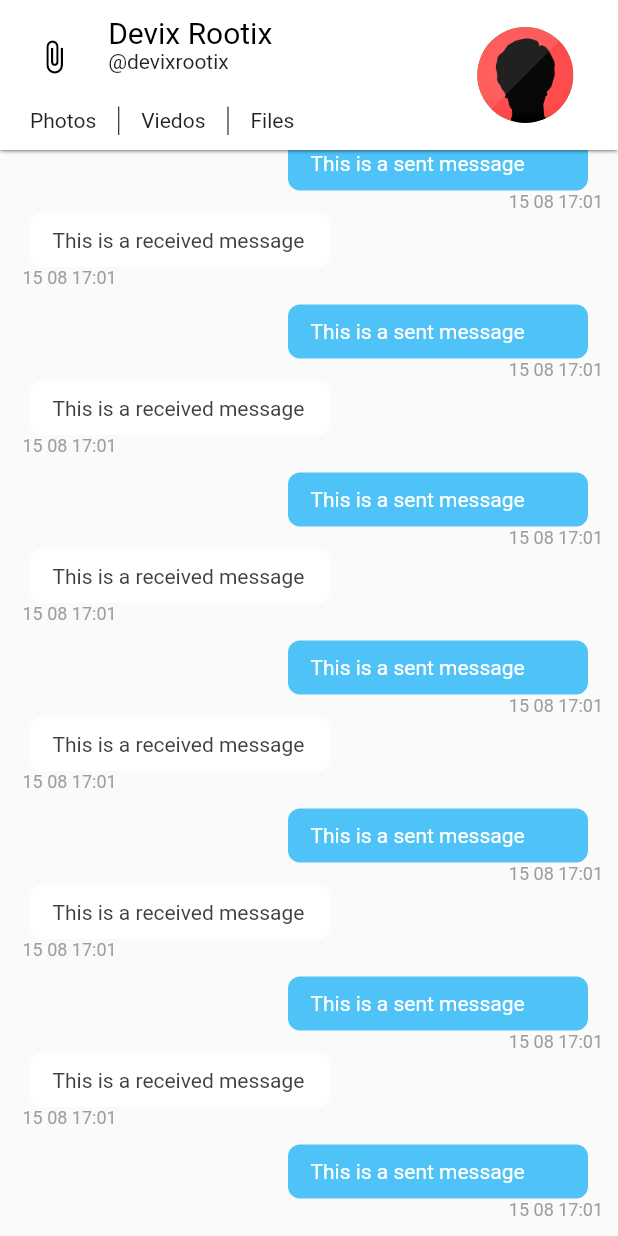
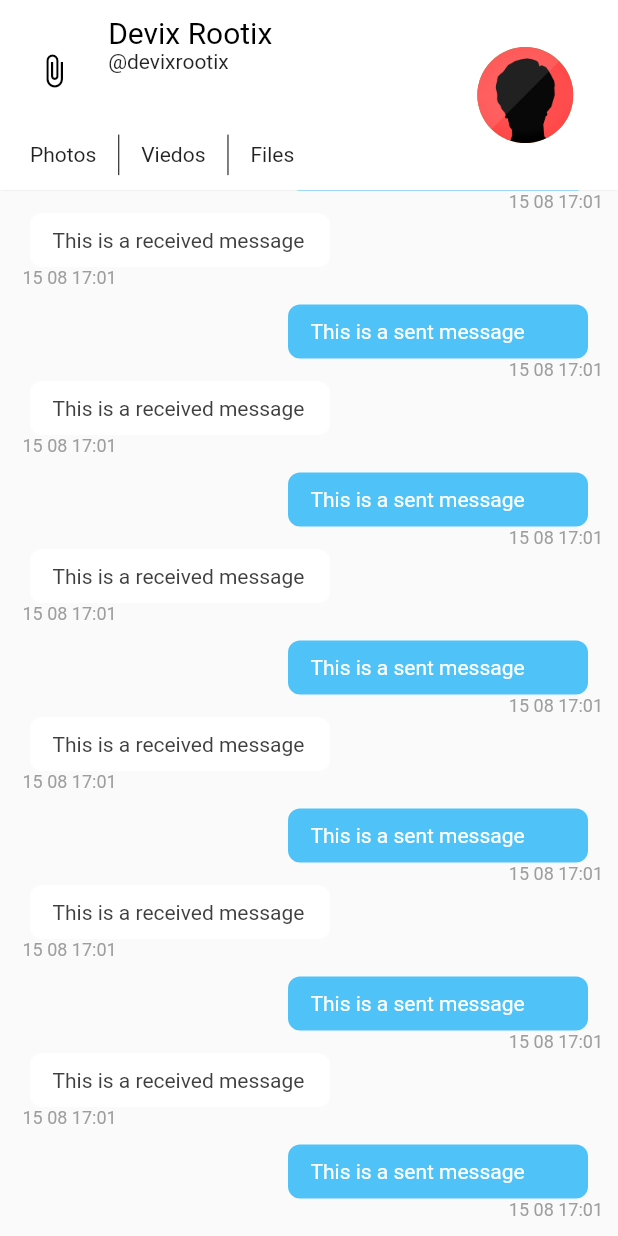
Before and after one commit to root5427/nuntius, a Flutter app: the ChatPage widget shown alone on an empty page, opened directly, on a phone screen of 412 x 824 dp. Run offline on Flutter 3.47's test engine with Material 2 defaults, Android fonts, the phone set to English and light mode, and no system bars; missing offline and left inert: infinite_listview, rubber.

Commit message:
Fixed ChatListWidget

```diff
--- a/lib/pages/ChatPage.dart
+++ b/lib/pages/ChatPage.dart
@@ -1,4 +1,5 @@
 import 'package:flutter/material.dart';
+import 'package:nuntius/config/Palette.dart';
 import 'package:nuntius/widgets/ChatAppBar.dart';
 import 'package:nuntius/widgets/ChatListWidget.dart';
 
@@ -11,19 +12,20 @@ class ChatPage extends StatefulWidget {
 class _ChatPageState extends State<ChatPage> {
   @override
   Widget build(BuildContext context) {
-    return SafeArea(
-      child: Scaffold(
-        appBar: ChatAppBar(),
-        body: Stack(
-          children: <Widget>[
-            Column(
-              children: <Widget>[
-                ChatListWidget(),
-              ],
-            ),
-          ],
+    return Column(
+      children: <Widget>[
+        Expanded(
+          flex: 2,
+          child: ChatAppBar(),
         ),
-      ),
+        Expanded(
+          flex: 11,
+          child: Container(
+            color: Palette.chatBackgroundColor,
+            child: ChatListWidget(),
+          ),
+        ),
+      ],
     );
   }
 }
--- a/lib/widgets/ChatListWidget.dart
+++ b/lib/widgets/ChatListWidget.dart
@@ -5,14 +5,12 @@ class ChatListWidget extends StatelessWidget {
   final ScrollController listScrollController = ScrollController();
   @override
   Widget build(BuildContext context) {
-    return Flexible(
-      child: ListView.builder(
-        padding: EdgeInsets.all(10.0),
-        itemBuilder: (context, index) => ChatItemWidget(index),
-        itemCount: 20,
-        reverse: true,
-        controller: listScrollController,
-      ),
+    return ListView.builder(
+      padding: EdgeInsets.all(10.0),
+      itemBuilder: (context, index) => ChatItemWidget(index),
+      itemCount: 20,
+      reverse: true,
+      controller: listScrollController,
     );
   }
 }
```
